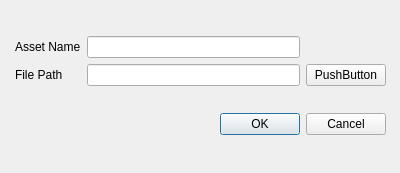
First picture: the form in scripts/PipelineManagementTools/gui/newAssetDialog.ui, repository jw0z96/PipelineManagementTools, before the edit.
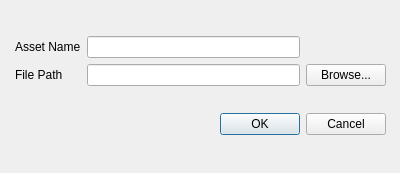
Second picture: the form after the edit.

Commit message: creating .asset and master. files

The edit to the form file:
```diff
--- a/scripts/PipelineManagementTools/gui/newAssetDialog.ui
+++ b/scripts/PipelineManagementTools/gui/newAssetDialog.ui
@@ -41,7 +41,7 @@
       <item row="1" column="2">
        <widget class="QPushButton" name="filePathPushButton">
         <property name="text">
-         <string>PushButton</string>
+         <string>Browse...</string>
         </property>
        </widget>
       </item>
```
The commit also changes 2 other files.
